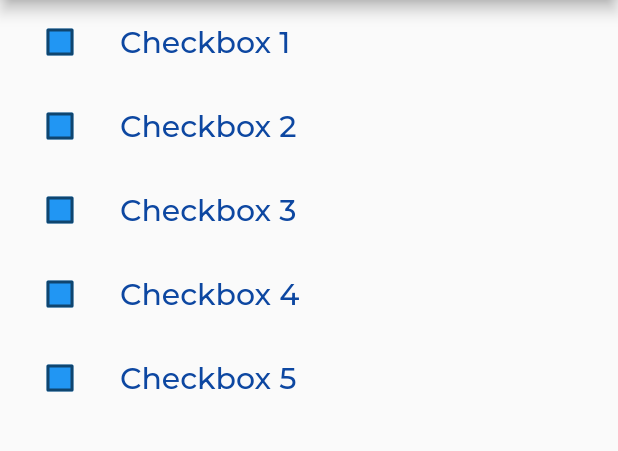
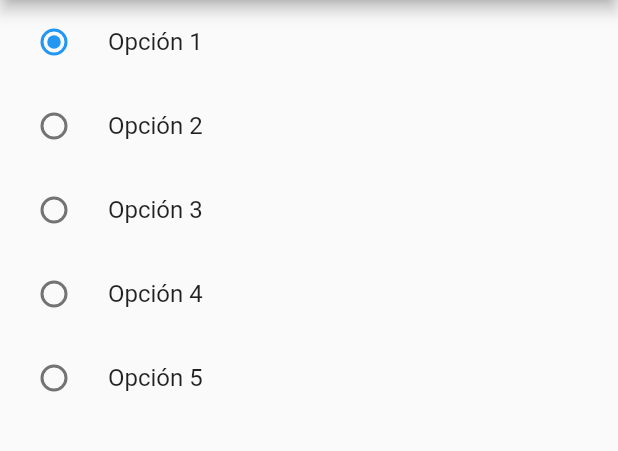
Before and after one commit to IuliiaNova/flutter, a Flutter app: the screen it shows after launch, on a phone screen of 412 x 824 dp, the part 84-535 px from its top. Run offline on Flutter 3.47's test engine with Material 2 defaults, Android fonts, the phone set to English and light mode, and no system bars; our stand-ins replace google_fonts.

Commit message:
selectors

```diff
--- a/lib/presentation/screens/selectors_screen.dart
+++ b/lib/presentation/screens/selectors_screen.dart
@@ -1,6 +1,7 @@
 import 'package:flutter/material.dart';
 import 'package:google_fonts/google_fonts.dart';
 import '../widgets/checkbox_widget.dart';
+import '../widgets/select_widget.dart';
 
 class SelectorsScreen extends StatelessWidget {
   const SelectorsScreen({Key? key}) : super(key: key);
@@ -16,7 +17,14 @@ class SelectorsScreen extends StatelessWidget {
         title: const Text('Selectors'),
         centerTitle: true,
       ),
-      body: _SelectorsView(),
+      body: const Column(children: [
+        Expanded(
+          // child: _SelectorsView(),
+          child: SelectOpciones(),
+        ),
+        // const SizedBox(height: 20),
+        // const SelectOpciones()
+      ]),
     );
   }
 }
--- /dev/null
+++ b/lib/presentation/widgets/select_widget.dart
@@ -0,0 +1,68 @@
+import 'package:flutter/material.dart';
+
+class SelectOpciones extends StatefulWidget {
+  const SelectOpciones({super.key});
+
+  @override
+  SelectOpcionesState createState() => SelectOpcionesState();
+}
+
+class SelectOpcionesState extends State<SelectOpciones> {
+  int? selectedOption = 1;
+
+  @override
+  Widget build(BuildContext context) {
+    return ListView(children: [
+      RadioListTile(
+        title: const Text('Opción 1'),
+        value: 1,
+        groupValue: selectedOption,
+        onChanged: (value) {
+          setState(() {
+            selectedOption = value;
+          });
+        },
+      ),
+      RadioListTile(
+        title: const Text('Opción 2'),
+        value: 2,
+        groupValue: selectedOption,
+        onChanged: (value) {
+          setState(() {
+            selectedOption = value;
+          });
+        },
+      ),
+      RadioListTile(
+        title: const Text('Opción 3'),
+        value: 3,
+        groupValue: selectedOption,
+        onChanged: (value) {
+          setState(() {
+            selectedOption = value;
+          });
+        },
+      ),
+      RadioListTile(
+        title: const Text('Opción 4'),
+        value: 4,
+        groupValue: selectedOption,
+        onChanged: (value) {
+          setState(() {
+            selectedOption = value;
+          });
+        },
+      ),
+      RadioListTile(
+        title: const Text('Opción 5'),
+        value: 5,
+        groupValue: selectedOption,
+        onChanged: (value) {
+          setState(() {
+            selectedOption = value;
+          });
+        },
+      ),
+    ]);
+  }
+}
```
